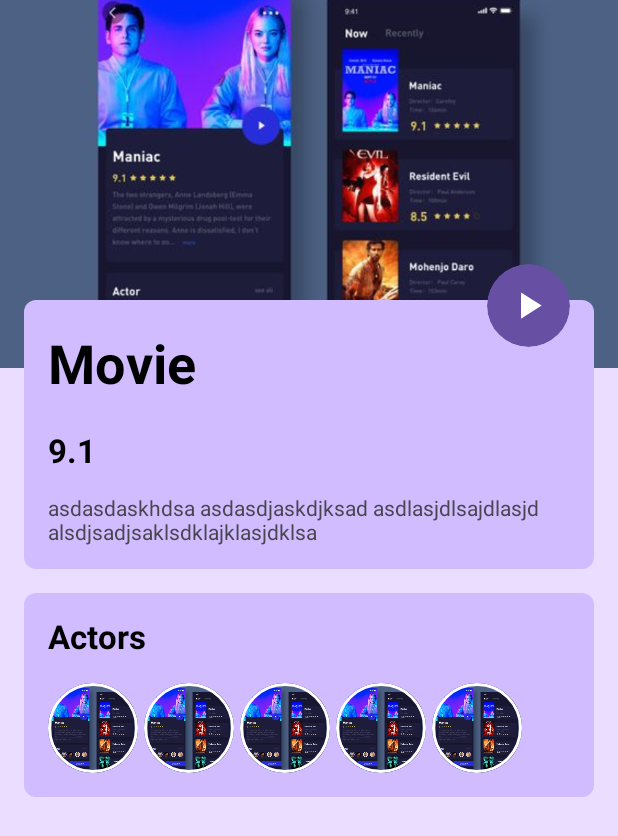
After one commit to rizkisiraj/NontonApp, an Android app built with Jetpack Compose: the @Preview function DetailScreen, on a phone screen of 412 x 824 dp. The commit adds this screen. Shown: the top 836 px of the screen. Run offline under Robolectric (Android 15) with nearby library versions, the light colour scheme and no system bars.

Commit message:
feat: add 3 screens

```diff
--- /dev/null
+++ b/app/src/main/java/com/example/sirajmenongtonapp/ui/screens/AboutScreen.kt
@@ -0,0 +1,56 @@
+package com.example.sirajmenongtonapp.ui.screens
+
+import androidx.compose.foundation.BorderStroke
+import androidx.compose.foundation.Image
+import androidx.compose.foundation.border
+import androidx.compose.foundation.layout.*
+import androidx.compose.foundation.shape.CircleShape
+import androidx.compose.material3.MaterialTheme
+import androidx.compose.material3.Text
+import androidx.compose.runtime.Composable
+import androidx.compose.ui.Alignment
+import androidx.compose.ui.Modifier
+import androidx.compose.ui.draw.clip
+import androidx.compose.ui.graphics.Color
+import androidx.compose.ui.layout.ContentScale
+import androidx.compose.ui.res.painterResource
+import androidx.compose.ui.text.font.FontWeight
+import androidx.compose.ui.tooling.preview.Preview
+import androidx.compose.ui.unit.dp
+import com.example.sirajmenongtonapp.R
+
+@Preview(showBackground = true)
+@Composable
+fun AboutScreen() {
+    Column(
+        modifier = Modifier
+            .fillMaxSize()
+            .padding(16.dp),
+        horizontalAlignment = Alignment.CenterHorizontally
+    ) {
+        Image(
+            painterResource(R.drawable.photo_siraj),
+            contentScale = ContentScale.Crop,
+            contentDescription = null,
+            modifier = Modifier
+                .size(200.dp)
+                .clip(CircleShape)
+                .border(
+                    BorderStroke(8.dp, MaterialTheme.colorScheme.primary),
+                    shape = CircleShape
+                )
+        )
+        Spacer(modifier = Modifier.height(32.dp))
+        Text(
+            "Siraj",
+            style = MaterialTheme.typography.displaySmall,
+            fontWeight = FontWeight.Bold
+        )
+        Spacer(modifier = Modifier.height(8.dp))
+        Text(
+            "sijarawoods@gmail.com"
+        )
+        Spacer(modifier = Modifier.height(4.dp))
+        Text("Universitas Islam Indonesia  - Informatika")
+    }
+}
--- /dev/null
+++ b/app/src/main/java/com/example/sirajmenongtonapp/ui/screens/DetailScreen.kt
@@ -0,0 +1,143 @@
+package com.example.sirajmenongtonapp.ui.screens
+
+import androidx.compose.foundation.*
+import androidx.compose.foundation.layout.*
+import androidx.compose.foundation.shape.CircleShape
+import androidx.compose.foundation.shape.RoundedCornerShape
+import androidx.compose.material.icons.Icons
+import androidx.compose.material.icons.filled.PlayArrow
+import androidx.compose.material3.*
+import androidx.compose.runtime.Composable
+import androidx.compose.ui.Alignment
+import androidx.compose.ui.Modifier
+import androidx.compose.ui.draw.clip
+import androidx.compose.ui.graphics.Color
+import androidx.compose.ui.layout.ContentScale
+import androidx.compose.ui.res.painterResource
+import androidx.compose.ui.text.font.FontWeight
+import androidx.compose.ui.tooling.preview.Preview
+import androidx.compose.ui.unit.dp
+import com.example.sirajmenongtonapp.R
+
+@Preview(showBackground = true)
+@Composable
+fun DetailScreen() {
+    val scrollState = rememberScrollState()
+
+    Box(
+        modifier = Modifier.fillMaxSize(),
+        contentAlignment = Alignment.TopCenter
+    ) {
+        Column(
+          modifier = Modifier.fillMaxSize()
+        ) {
+            Image(
+                painterResource(R.drawable.poster1),
+                contentDescription = null,
+                contentScale = ContentScale.Crop,
+                modifier = Modifier
+                    .fillMaxWidth()
+                    .height(245.dp)
+            )
+            Box(
+                modifier = Modifier
+                    .fillMaxSize()
+                    .weight(1f)
+                    .background(MaterialTheme.colorScheme.primaryContainer)
+            )
+        }
+        Column(
+            modifier = Modifier
+                .fillMaxWidth()
+                .padding(horizontal = 16.dp)
+        ) {
+            Spacer(modifier = Modifier.height(200.dp))
+            Column(
+                modifier = Modifier
+                    .fillMaxWidth()
+                    .background(MaterialTheme.colorScheme.inversePrimary, shape = RoundedCornerShape(8.dp))
+                    .padding(16.dp),
+                verticalArrangement = Arrangement.spacedBy(16.dp)
+            ) {
+                Row(
+                    modifier = Modifier.fillMaxWidth(),
+                    verticalAlignment = Alignment.CenterVertically,
+                    horizontalArrangement = Arrangement.SpaceBetween
+                ) {
+                    Text(
+                        "Movie",
+                        style = MaterialTheme.typography.displaySmall,
+                        fontWeight = FontWeight.Bold
+                    )
+
+                    Box(
+                        modifier = Modifier
+                            .wrapContentHeight()
+                            .offset(y = (-40).dp)
+                    ) {
+                        IconButton(
+                            onClick = {
+                                println("coba print")
+                            },
+                            enabled = true,
+                            colors = IconButtonDefaults.filledIconButtonColors(
+                                containerColor = MaterialTheme.colorScheme.primary
+                            ),
+                            modifier = Modifier.size(55.dp)
+                        ) {
+                            Icon(
+                                Icons.Filled.PlayArrow,
+                                modifier = Modifier
+                                    .size(30.dp),
+                                contentDescription = null
+                            )
+                        }
+                    }
+                }
+                Text(
+                    "9.1",
+                    style = MaterialTheme.typography.titleLarge,
+                    fontWeight = FontWeight.Bold,
+                )
+                Text("asdasdaskhdsa asdasdjaskdjksad asdlasjdlsajdlasjd alsdjsadjsaklsdklajklasjdklsa",
+                    color = MaterialTheme.colorScheme.onSurfaceVariant
+                )
+            }
+            Spacer(modifier = Modifier.height(16.dp))
+            Column(
+                modifier = Modifier
+                    .fillMaxWidth()
+                    .background(MaterialTheme.colorScheme.inversePrimary, shape = RoundedCornerShape(8.dp))
+                    .padding(16.dp),
+                verticalArrangement = Arrangement.spacedBy(16.dp)
+            ) {
+                Text(
+                    "Actors",
+                    style = MaterialTheme.typography.titleLarge,
+                    fontWeight = FontWeight.Bold
+                )
+                Row(
+                    modifier = Modifier
+                        .fillMaxWidth()
+                        .horizontalScroll(scrollState),
+                    horizontalArrangement = Arrangement.spacedBy(4.dp)
+                ) {
+                    repeat(5) {
+                        Image(
+                            painterResource(R.drawable.poster1),
+                            contentScale = ContentScale.Crop,
+                            contentDescription = null,
+                            modifier = Modifier
+                                .size(60.dp)
+                                .clip(CircleShape)
+                                .border(
+                                    BorderStroke(2.dp, Color.White), // Add border
+                                    shape = CircleShape // Match the shape of the border to the clip shape
+                                )
+                        )
+                    }
+                }
+            }
+        }
+    }
+}
--- a/app/src/main/java/com/example/sirajmenongtonapp/ui/screens/HomeScreen.kt
+++ b/app/src/main/java/com/example/sirajmenongtonapp/ui/screens/HomeScreen.kt
@@ -46,8 +46,8 @@ fun HomeScreen(modifier: Modifier = Modifier) {
                         .size(100.dp)
                         .clip(CircleShape)
                         .border(
-                            BorderStroke(4.dp, Color.White), // Add border
-                            shape = CircleShape // Match the shape of the border to the clip shape
+                            BorderStroke(4.dp, Color.White),
+                            shape = CircleShape
                         )
                 )
             }
```
Also changed, not shown: 1 other file.
